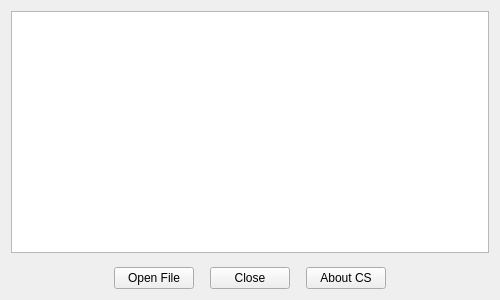
copperspice/kitchensink, file forms/musicplayer.ui: the form before one commit.
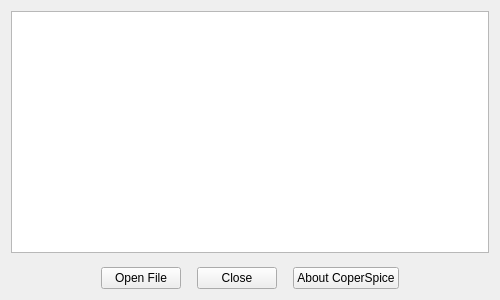
The form after the commit.

```diff
--- a/forms/musicplayer.ui
+++ b/forms/musicplayer.ui
@@ -107,7 +107,7 @@
      <item>
       <widget class="QPushButton" name="aboutCs_PB">
        <property name="text">
-        <string>About CS</string>
+        <string>About CoperSpice</string>
        </property>
       </widget>
      </item>
```
